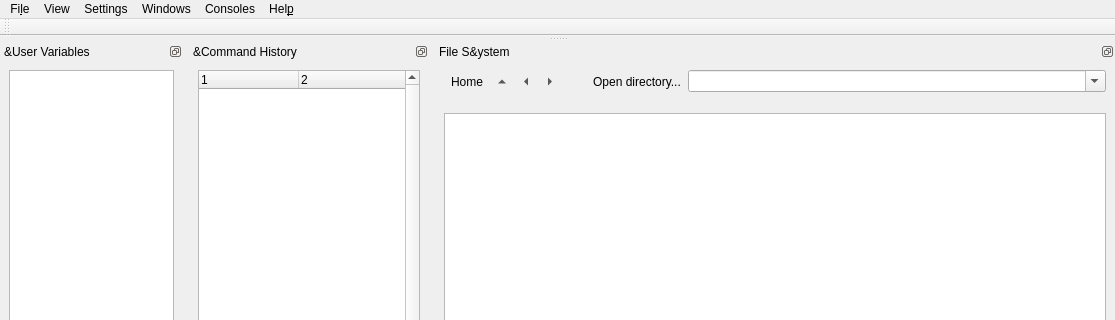
Above: gui/mainwindow.ui from ctigaret/scipyen before the change; both pictures show x 0 to 1115 and y 0 to 320 of the 1115 by 901 pixel window. Below: the same form after it.
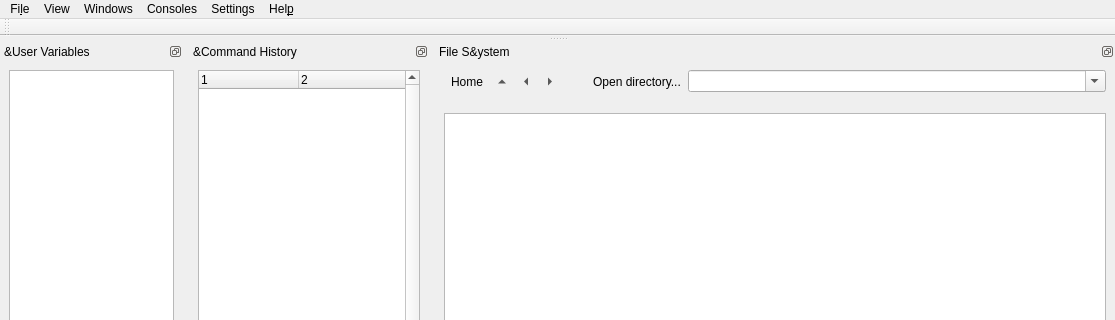
That is the form after the change. Icons and pictures are not drawn.

```diff
--- a/gui/mainwindow.ui
+++ b/gui/mainwindow.ui
@@ -124,9 +124,9 @@
    </widget>
    <addaction name="menuFile"/>
    <addaction name="menuView"/>
-   <addaction name="menuSettings"/>
    <addaction name="menuViewers"/>
    <addaction name="menuConsoles"/>
+   <addaction name="menuSettings"/>
    <addaction name="menuHelp"/>
   </widget>
   <widget class="QStatusBar" name="statusbar"/>
```
Left out of the diff: 1 changed line with no effect on the pictures.
